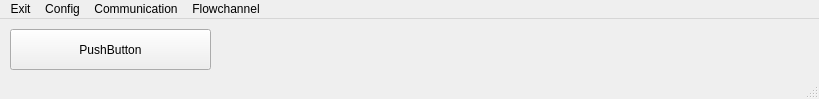
First picture: the form in ui/main.ui, repository ArJKloek/FlowControl, before the edit.
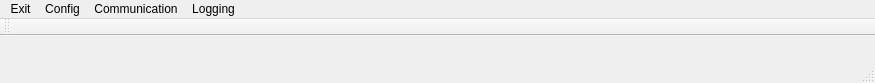
Second picture: the form after the edit.

```diff
--- a/ui/main.ui
+++ b/ui/main.ui
@@ -6,8 +6,8 @@
    <rect>
     <x>0</x>
     <y>0</y>
-    <width>819</width>
-    <height>99</height>
+    <width>875</width>
+    <height>83</height>
    </rect>
   </property>
   <property name="sizePolicy">
@@ -19,27 +19,13 @@
   <property name="windowTitle">
    <string>FlowControl</string>
   </property>
-  <widget class="QWidget" name="centralwidget">
-   <widget class="QPushButton" name="pushButton">
-    <property name="geometry">
-     <rect>
-      <x>10</x>
-      <y>10</y>
-      <width>201</width>
-      <height>41</height>
-     </rect>
-    </property>
-    <property name="text">
-     <string>PushButton</string>
-    </property>
-   </widget>
-  </widget>
+  <widget class="QWidget" name="centralwidget"/>
   <widget class="QMenuBar" name="menubar">
    <property name="geometry">
     <rect>
      <x>0</x>
      <y>0</y>
-     <width>819</width>
+     <width>875</width>
      <height>27</height>
     </rect>
    </property>
@@ -61,7 +47,7 @@
    </widget>
    <widget class="QMenu" name="menuFlowchannel">
     <property name="title">
-     <string>Flowchannel</string>
+     <string>Logging</string>
     </property>
     <addaction name="actionStart_Flowchannel"/>
    </widget>
@@ -71,6 +57,17 @@
    <addaction name="menuFlowchannel"/>
   </widget>
   <widget class="QStatusBar" name="statusbar"/>
+  <widget class="QToolBar" name="toolBar">
+   <property name="windowTitle">
+    <string>toolBar</string>
+   </property>
+   <attribute name="toolBarArea">
+    <enum>TopToolBarArea</enum>
+   </attribute>
+   <attribute name="toolBarBreak">
+    <bool>false</bool>
+   </attribute>
+  </widget>
   <action name="actionOpen_scanner">
    <property name="text">
     <string>Node scanner</string>
```
Left out of the diff: 12 changed lines with no effect on the pictures.
